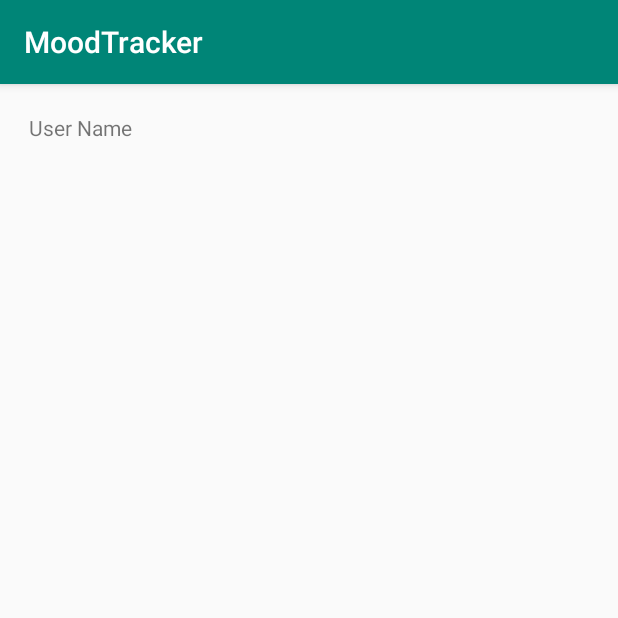
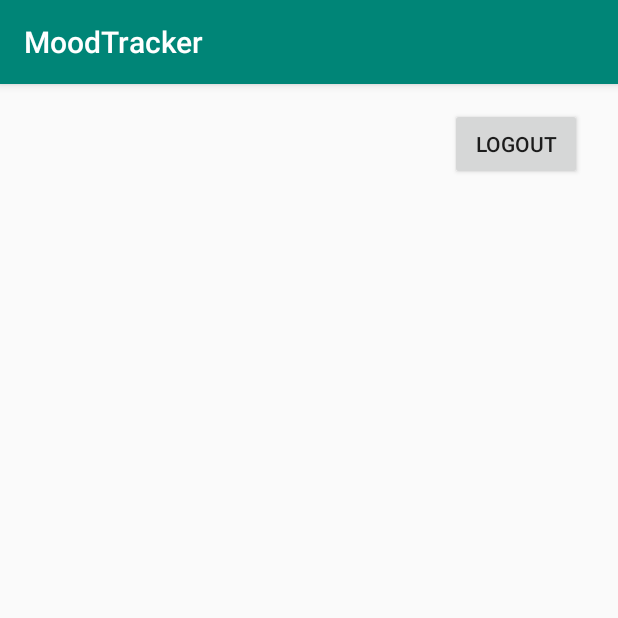
Before and after one commit to CMPUT301F19T26/MoodTracker, an Android app: the screen it shows after launch once a user with an empty profile is signed in (HomeActivity), on a phone screen of 412 x 824 dp, the top half of it. Run offline under Robolectric (Android 15) with nearby library versions, the phone set to English and light mode, and no system bars; our stand-ins replace Firebase (no records; nobody signed in at launch, a user with empty details on screens opened directly).

Commit message:
Add login, signup and switch to home after success using google's fb tut

```diff
--- a/src/app/src/main/java/com/example/moodtracker/view/HomeActivity.java
+++ b/src/app/src/main/java/com/example/moodtracker/view/HomeActivity.java
@@ -2,15 +2,42 @@ package com.example.moodtracker.view;
 
 import androidx.appcompat.app.AppCompatActivity;
 
+import android.content.Intent;
 import android.os.Bundle;
+import android.view.View;
+import android.widget.Button;
+import android.widget.TextView;
 
 import com.example.moodtracker.R;
+import com.google.firebase.auth.FirebaseAuth;
 
 public class HomeActivity extends AppCompatActivity {
+
+    Button logoutBtn;
+    TextView usernameText;
 
     @Override
     protected void onCreate(Bundle savedInstanceState) {
         super.onCreate(savedInstanceState);
         setContentView(R.layout.activity_home);
+
+        logoutBtn = findViewById(R.id.button_logout);
+        usernameText = findViewById(R.id.text_username);
+
+
+        usernameText.setText(FirebaseAuth.getInstance().getCurrentUser().getEmail().toString());
+
+
+        logoutBtn.setOnClickListener(new View.OnClickListener() {
+            @Override
+            public void onClick(View v) {
+                FirebaseAuth.getInstance().signOut();
+                Intent mainIntent = new Intent(HomeActivity.this, MainActivity.class);
+                startActivity(mainIntent);
+
+            }
+        });
+
+
     }
 }
--- a/src/app/src/main/java/com/example/moodtracker/view/SignupActivity.java
+++ b/src/app/src/main/java/com/example/moodtracker/view/SignupActivity.java
@@ -3,6 +3,7 @@ package com.example.moodtracker.view;
 import androidx.annotation.NonNull;
 import androidx.appcompat.app.AppCompatActivity;
 
+import android.content.Intent;
 import android.os.Bundle;
 import android.util.Log;
 import android.view.View;
@@ -45,6 +46,9 @@ public class SignupActivity extends AppCompatActivity {
                                     // Sign in success, update UI with the signed-in user's information
 //                                    Log.d(TAG, "createUserWithEmail:success");
                                     FirebaseUser user = mAuth.getCurrentUser();
+                                    Intent homeIntent = new Intent(SignupActivity.this, HomeActivity.class);
+                                    startActivity(homeIntent);
+
                                 } else {
                                     // If sign in fails, display a message to the user.
 //                                    Log.w(TAG, "createUserWithEmail:failure", task.getException());
--- a/src/app/src/main/res/layout/activity_home.xml
+++ b/src/app/src/main/res/layout/activity_home.xml
@@ -15,4 +15,14 @@
         android:text="User Name"
         app:layout_constraintStart_toStartOf="parent"
         app:layout_constraintTop_toTopOf="parent" />
+
+    <Button
+        android:id="@+id/button_logout"
+        android:layout_width="wrap_content"
+        android:layout_height="wrap_content"
+        android:layout_marginTop="16dp"
+        android:layout_marginEnd="24dp"
+        android:text="Logout"
+        app:layout_constraintEnd_toEndOf="parent"
+        app:layout_constraintTop_toTopOf="parent" />
 </androidx.constraintlayout.widget.ConstraintLayout>
--- a/src/app/src/main/res/layout/activity_login.xml
+++ b/src/app/src/main/res/layout/activity_login.xml
@@ -30,7 +30,7 @@
         app:layout_constraintTop_toBottomOf="@+id/text_username" />
 
     <Button
-        android:id="@+id/button_signup"
+        android:id="@+id/button_login"
         android:layout_width="wrap_content"
         android:layout_height="wrap_content"
         android:layout_marginStart="152dp"
```
Also changed, not shown: src/app/src/main/java/com/example/moodtracker/view/LoginActivity.java (+50 -0 lines).
